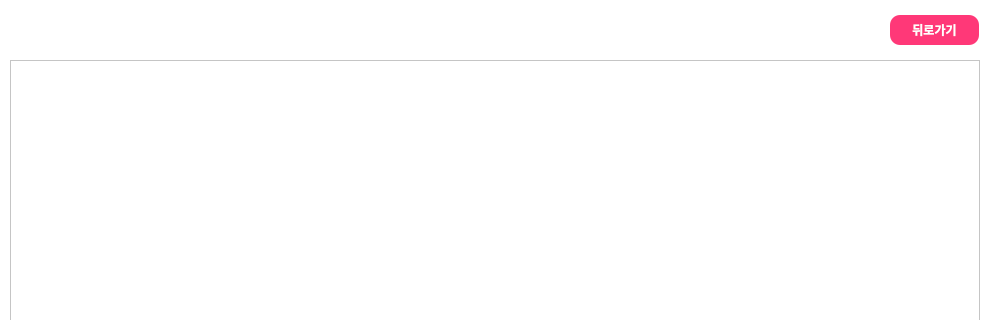
First picture: the form in Sodesucar_clnt/tour.ui, repository mssung34/Sodesucar, before the edit; both pictures show x 0 to 1000 and y 0 to 320 of the 1000 by 550 pixel window.
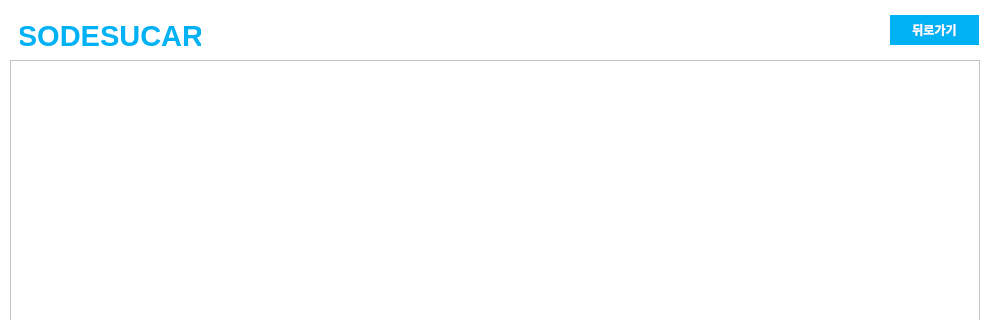
Second picture: the form after the edit.

The edit to the form file:
```diff
--- a/Sodesucar_clnt/tour.ui
+++ b/Sodesucar_clnt/tour.ui
@@ -34,9 +34,9 @@
    </property>
    <property name="styleSheet">
     <string notr="true">QPushButton{
-	background-color: rgb(255, 56, 120);
+	background-color: rgb(0, 177, 244);
 	color: rgb(255, 255, 255);
-    border-radius: 10px;
+    border:none
 }
 QPushButton:hover{
 	background-color: rgb(255, 255, 255);
@@ -73,6 +73,32 @@
     <bool>false</bool>
    </attribute>
   </widget>
+  <widget class="QLabel" name="label">
+   <property name="geometry">
+    <rect>
+     <x>20</x>
+     <y>20</y>
+     <width>181</width>
+     <height>31</height>
+    </rect>
+   </property>
+   <property name="font">
+    <font>
+     <pointsize>22</pointsize>
+     <weight>75</weight>
+     <bold>true</bold>
+    </font>
+   </property>
+   <property name="styleSheet">
+    <string notr="true">color: rgb(0, 177, 244);</string>
+   </property>
+   <property name="text">
+    <string>SODESUCAR</string>
+   </property>
+   <property name="alignment">
+    <set>Qt::AlignCenter</set>
+   </property>
+  </widget>
  </widget>
  <resources/>
  <connections/>
```
Left out of the diff: 4 changed lines with no effect on the pictures.
